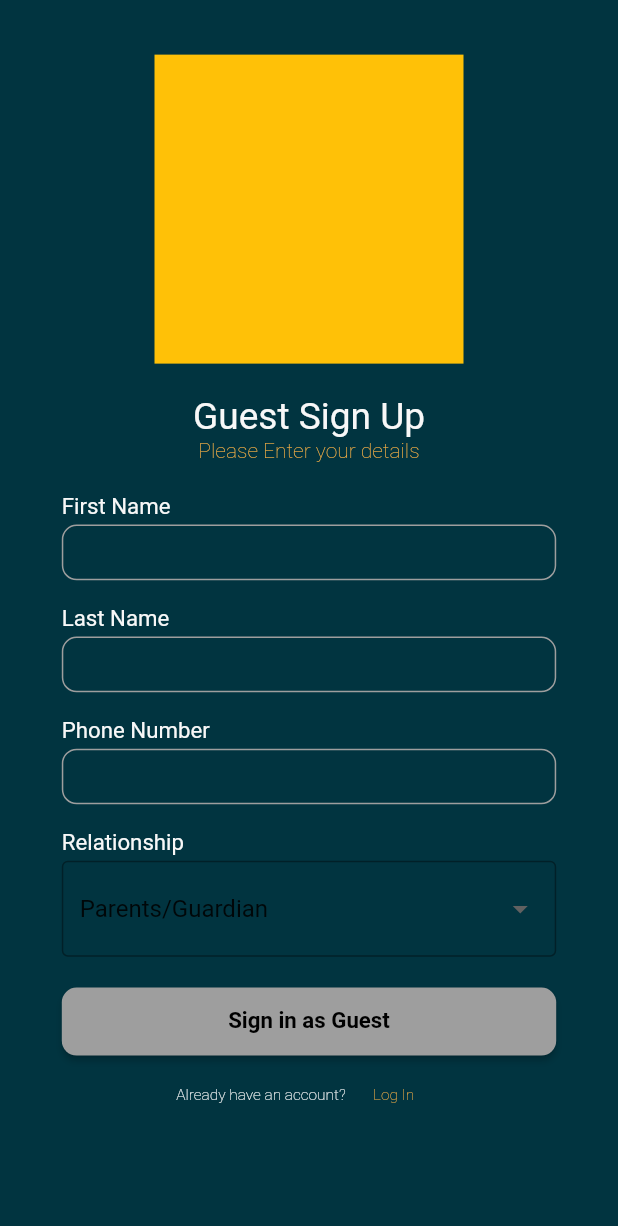
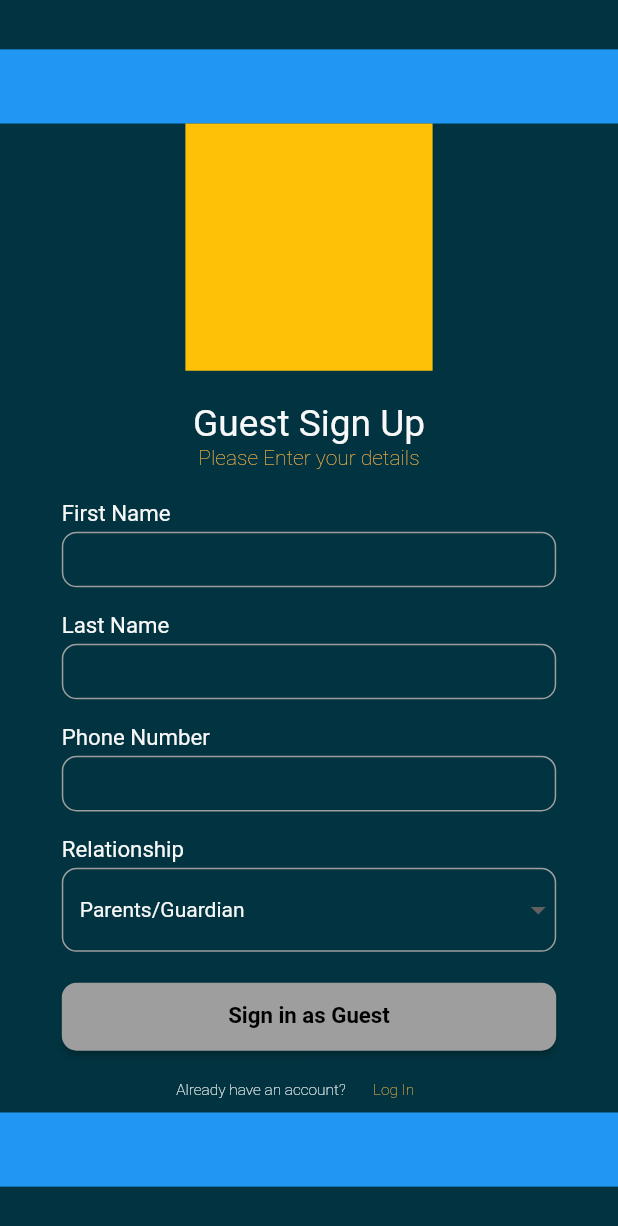
Before and after one commit to lum23/queuing-system, a Flutter app: the screen it shows after launch, on a phone screen of 412 x 824 dp. Shown: the top 1226 px of the screen. Run offline on Flutter 3.47's test engine with Material 2 defaults, Android fonts, the light colour scheme and no system bars; our stand-ins replace firebase_core, google_fonts; accounts and stored records are empty.

Commit message:
add firebase_auth dependency & guest_auth fixes

```diff
--- a/lib/screens/auth/guest_auth.dart
+++ b/lib/screens/auth/guest_auth.dart
@@ -15,7 +15,7 @@ class _GuestAuthState extends State<GuestAuth> {
       $Color2_accent = const Color(0xfffbb245),
       $Color3_text = const Color(0xfff8f8f8),
       $Color4_gray = const Color(0xff9e9e9e),
-      $temp_var = 9.6;
+      $temp_var = 6.0;
       List<String> $items = ['Parents/Guardian','Spouse','Relative'];
       String? $selectedItem = 'Parents/Guardian';
       // String selectedItem = 'Option 1';
@@ -30,20 +30,19 @@ class _GuestAuthState extends State<GuestAuth> {
       child: SafeArea(
         child: Container(
           color: $Color1_background,
-          child: SingleChildScrollView(
-            reverse: true,
           child: Column(
             mainAxisAlignment: MainAxisAlignment.center,
             crossAxisAlignment: CrossAxisAlignment.center,
             children: [
-                SizedBox(
+              Container(
                 width: $ScreenWidth * 100,
                 height: $ScreenHeight * $temp_var,
+                color: Colors.blue,
               ),
               Container(
                 color: Colors.amber,
-                  height: $ScreenHeight * 25, // Height at 25% of screen height
-                  width: $ScreenHeight * 25, // Width at 25% of screen height
+                height: $ScreenHeight * 20, // Height at 25% of screen height
+                width: $ScreenHeight * 20, // Width at 25% of screen height
               ),
               SizedBox(
                 height: $ScreenHeight * 2.5, // Spacing at 2.5% of screen height
@@ -218,9 +217,20 @@ class _GuestAuthState extends State<GuestAuth> {
                   SizedBox(
                     width: $ScreenWidth * 80,
                     child: DropdownButtonFormField<String>(
-                        decoration: const InputDecoration(
-                          border: OutlineInputBorder(),
-
+                      dropdownColor: $Color1_background,
+                      style: TextStyle(
+                        color: $Color3_text
+                      ),
+                      decoration: InputDecoration(
+                        enabledBorder: OutlineInputBorder(
+                              borderRadius: BorderRadius.circular($ScreenHeight * 1.2),
+                              borderSide: BorderSide(color: $Color4_gray)
+                          ),
+                          focusedBorder: OutlineInputBorder(
+                              borderRadius: BorderRadius.circular($ScreenHeight * 1.2),
+                              borderSide: const BorderSide(color: Colors.white)
+                          ),
+                          isDense: true,
                       ),
                       value: $selectedItem,
                       items: $items.map((String item) {
@@ -316,12 +326,12 @@ class _GuestAuthState extends State<GuestAuth> {
                 )
               ),
               //* END of Signup
-                SizedBox(
+              Container(
                 width: $ScreenWidth * 100,
                 height: $ScreenHeight * $temp_var,
+                color: Colors.blue,
               ),
             ],
-            ),
           ),
         )
       ),
--- a/pubspec.yaml
+++ b/pubspec.yaml
@@ -37,6 +37,7 @@ dependencies:
   cupertino_icons: ^1.0.2
   firebase_core: ^2.16.0
   google_fonts: ^6.1.0
+  firebase_auth: ^4.10.1
 
 dev_dependencies:
   flutter_test:
```
Also changed, not shown: pubspec.lock, 3 other files. Lines whose indentation alone changed are shown as unchanged.
